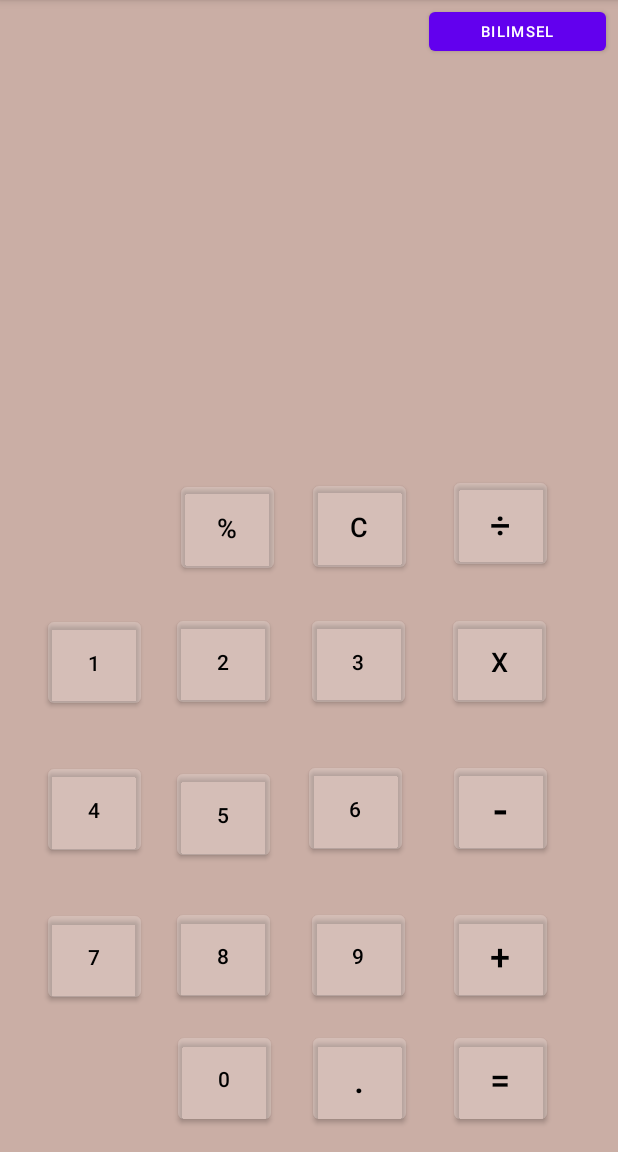
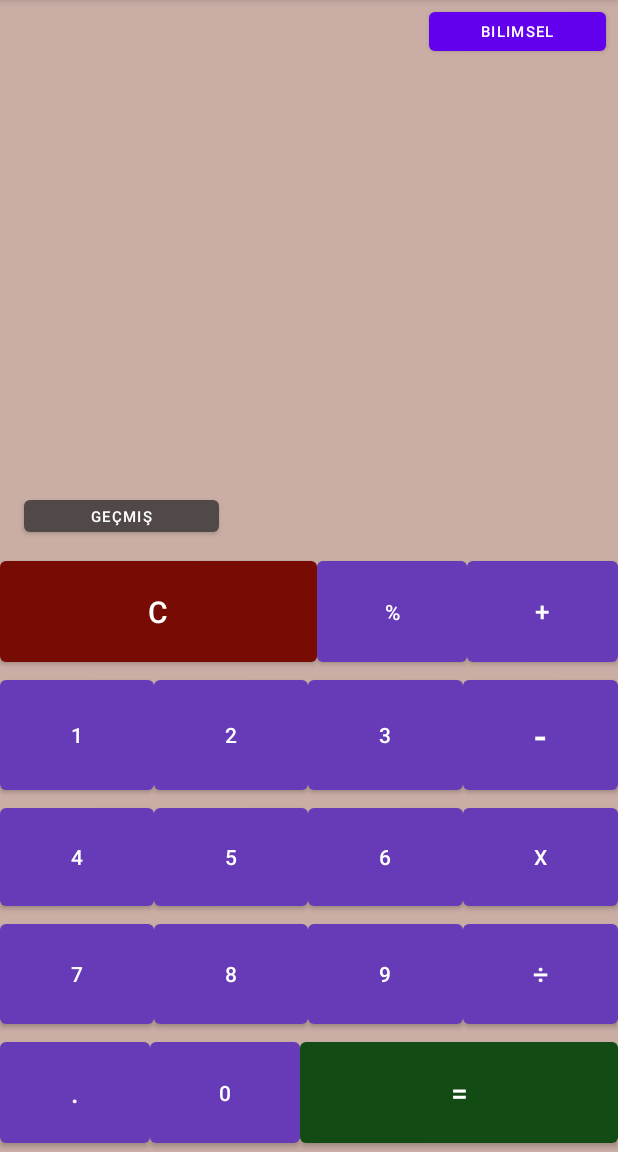
Before and after one commit to KorayHamsioglu/HesapMakinesi, an Android app: the screen it shows after launch (MainActivity), on a phone screen of 412 x 824 dp, the part 84-1236 px from its top. Run offline under Robolectric (Android 15) with nearby library versions, the phone set to English and light mode, and no system bars.

Commit message:
bilimsel kısım eklendi,işlem geçmişi eklendi. Düzenlemeler yapıldı.

```diff
--- a/app/src/main/java/com/example/hesapmakinesi/Bilimsel.java
+++ b/app/src/main/java/com/example/hesapmakinesi/Bilimsel.java
@@ -7,6 +7,7 @@ import android.os.Bundle;
 import android.view.View;
 import android.widget.Button;
 import android.widget.TextView;
+import android.widget.Toast;
 
 
 import org.mariuszgromada.math.mxparser.Expression;
@@ -67,6 +68,7 @@ public class Bilimsel extends AppCompatActivity {
             public void onClick(View view) {
                 Intent intent=new Intent(Bilimsel.this,MainActivity.class);
                 startActivity(intent);
+                finish();
             }
         });
 
@@ -324,6 +326,9 @@ public class Bilimsel extends AppCompatActivity {
 
 
                textView2.setText(sonuc);
+                if(sonuc.equals("NaN")){
+                    Toast.makeText(Bilimsel.this,"Hatalı İşlem",Toast.LENGTH_SHORT).show();
+                }
             }
         });
 
@@ -336,6 +341,7 @@ public class Bilimsel extends AppCompatActivity {
                 intent.putExtra("aktar",str);
                 intent.putExtra("tarihaktar",tarih);
                 startActivity(intent);
+
             }
         });
 
--- a/app/src/main/java/com/example/hesapmakinesi/MainActivity.java
+++ b/app/src/main/java/com/example/hesapmakinesi/MainActivity.java
@@ -7,14 +7,23 @@ import android.os.Bundle;
 import android.view.View;
 import android.widget.Button;
 import android.widget.TextView;
+import android.widget.Toast;
 
+import org.mariuszgromada.math.mxparser.Expression;
 import org.mozilla.javascript.Context;
 import org.mozilla.javascript.Scriptable;
 
+import java.text.SimpleDateFormat;
+import java.util.Calendar;
+import java.util.Date;
+
 public class MainActivity extends AppCompatActivity {
-    private Button buttonMod,buttonGecis,button1,button2,button3,button4,button5,button6,button7,button8,button9,button0,buttonCarpma,buttonCıkarma,buttonBolme,buttonToplama,buttonVirgul,buttonHesapla,buttonTemizle;
+    private Button btnGecmis2,buttonMod,buttonGecis,button1,button2,button3,button4,button5,button6,button7,button8,button9,button0,buttonCarpma,buttonCıkarma,buttonBolme,buttonToplama,buttonVirgul,buttonHesapla,buttonTemizle;
     private TextView textView;
     private String oldText;
+    private String sonuc;
+    private String[] str=new String[20];
+    private String[] tarih=new String[20];
 
     @Override
     protected void onCreate(Bundle savedInstanceState) {
@@ -40,6 +49,7 @@ public class MainActivity extends AppCompatActivity {
         buttonGecis=findViewById(R.id.buttonGecis);
         buttonMod=findViewById(R.id.buttonMod);
         textView=findViewById(R.id.textView);
+        btnGecmis2=findViewById(R.id.btnGecmis2);
 
         buttonTemizle.setOnClickListener(new View.OnClickListener() {
             @Override
@@ -183,13 +193,25 @@ public class MainActivity extends AppCompatActivity {
                 oldText=textView.getText().toString();
                 oldText=oldText.replaceAll("x","*");
                 oldText=oldText.replaceAll("÷","/");
+                Expression expression=new Expression(oldText);
+                Date currentTime= Calendar.getInstance().getTime();
+                SimpleDateFormat formatter=new SimpleDateFormat("dd.MM.yyyy");
+                String date=formatter.format(currentTime);
+                sonuc=String.valueOf(expression.calculate());
+                int i;
+                for(i=0;i<15;i++){
+                    if (str[i]==null){
+                        str[i]=oldText+"="+sonuc;
+                        tarih[i]=date;
+                        i=15;
+                    }
+                }
 
-                Context rhino=Context.enter();
-                rhino.setOptimizationLevel(-1);
-                String sonuc="";
-                Scriptable scriptable=rhino.initStandardObjects();
-                sonuc= rhino.evaluateString(scriptable,oldText,"JavaScript",1,null).toString();
+
                 textView.setText(sonuc);
+                if(sonuc.equals("NaN")){
+                    Toast.makeText(MainActivity.this,"Hatalı İşlem",Toast.LENGTH_SHORT).show();
+                }
             }
         });
 
@@ -197,6 +219,21 @@ public class MainActivity extends AppCompatActivity {
             @Override
             public void onClick(View view) {
                 Intent intent=new Intent(MainActivity.this,Bilimsel.class);
+
+                startActivity(intent);
+                finish();
+
+            }
+        });
+
+        btnGecmis2.setOnClickListener(new View.OnClickListener() {
+            @Override
+            public void onClick(View view) {
+
+                Intent intent=new Intent(MainActivity.this,Gecmis.class);
+
+                intent.putExtra("aktar",str);
+                intent.putExtra("tarihaktar",tarih);
                 startActivity(intent);
 
             }
--- a/app/src/main/res/layout/activity_main.xml
+++ b/app/src/main/res/layout/activity_main.xml
@@ -8,275 +8,219 @@
     tools:context=".MainActivity">
 
     <Button
-        android:id="@+id/button6"
-        android:layout_width="62dp"
-        android:layout_height="66dp"
-        android:layout_marginStart="26dp"
-        android:layout_marginLeft="26dp"
-        android:layout_marginTop="32dp"
-        android:text="6"
-        android:textColor="#000000"
-        app:backgroundTint="#32FFFFFF"
-        app:layout_constraintStart_toEndOf="@+id/button5"
-        app:layout_constraintTop_toBottomOf="@+id/button3" />
+        android:id="@+id/btnGecmis2"
+        android:layout_width="130dp"
+        android:layout_height="33dp"
+        android:layout_marginStart="16dp"
+        android:layout_marginLeft="16dp"
+        android:layout_marginBottom="7dp"
+        android:text="Geçmiş"
+        android:textSize="10sp"
+        app:backgroundTint="#514848"
+        app:layout_constraintBottom_toTopOf="@+id/tableLayout2"
+        app:layout_constraintStart_toStartOf="parent" />
+
+    <TableLayout
+        android:id="@+id/tableLayout2"
+        android:layout_width="0dp"
+        android:layout_height="400dp"
+        app:layout_constraintBottom_toBottomOf="parent"
+        app:layout_constraintEnd_toEndOf="parent"
+        app:layout_constraintHorizontal_bias="0.0"
+        app:layout_constraintStart_toStartOf="parent">
+
+        <TableRow
+            android:layout_width="match_parent"
+            android:layout_height="match_parent"
+            android:layout_weight="1">
+
+            <Button
+                android:id="@+id/buttonTemizle"
+                android:layout_width="wrap_content"
+                android:layout_height="match_parent"
+                android:layout_weight="10"
+                android:text="c"
+                android:textSize="20sp"
+                app:backgroundTint="#780C04" />
+
+            <Button
+                android:id="@+id/buttonMod"
+                android:layout_width="wrap_content"
+                android:layout_height="match_parent"
+                android:layout_weight="1"
+                android:text="%"
+                app:backgroundTint="#673AB7" />
+
+            <Button
+                android:id="@+id/buttonToplama"
+                android:layout_width="wrap_content"
+                android:layout_height="match_parent"
+                android:layout_weight="1"
+                android:text="+"
+                android:textSize="17dp"
+                app:backgroundTint="#673AB7" />
+
+        </TableRow>
+
+        <TableRow
+            android:layout_width="match_parent"
+            android:layout_height="match_parent"
+            android:layout_weight="1">
+
+            <Button
+                android:id="@+id/button1"
+                android:layout_width="match_parent"
+                android:layout_height="match_parent"
+                android:layout_weight="1"
+                android:text="1"
+                app:backgroundTint="#673AB7" />
+
+            <Button
+                android:id="@+id/button2"
+                android:layout_width="match_parent"
+                android:layout_height="match_parent"
+                android:layout_weight="1"
+                android:text="2"
+                app:backgroundTint="#673AB7" />
+
+            <Button
+                android:id="@+id/button3"
+                android:layout_width="match_parent"
+                android:layout_height="match_parent"
+                android:layout_weight="1"
+                android:text="3"
+                app:backgroundTint="#673AB7" />
+
+            <Button
+                android:id="@+id/buttonCıkarma"
+                android:layout_width="match_parent"
+                android:layout_height="match_parent"
+                android:layout_weight="1"
+                android:text="-"
+                android:textSize="25sp"
+                app:backgroundTint="#673AB7" />
+        </TableRow>
+
+        <TableRow
+            android:layout_width="match_parent"
+            android:layout_height="match_parent"
+            android:layout_weight="1">
+
+            <Button
+                android:id="@+id/button4"
+                android:layout_width="wrap_content"
+                android:layout_height="match_parent"
+                android:layout_weight="1"
+                android:text="4"
+                app:backgroundTint="#673AB7" />
 
             <Button
                 android:id="@+id/button5"
-        android:layout_width="62dp"
-        android:layout_height="66dp"
-        android:layout_marginStart="24dp"
-        android:layout_marginLeft="24dp"
-        android:layout_marginBottom="28dp"
+                android:layout_width="wrap_content"
+                android:layout_height="match_parent"
+                android:layout_weight="1"
                 android:text="5"
-        android:textColor="#000000"
-        app:backgroundTint="#32FFFFFF"
-        app:layout_constraintBottom_toTopOf="@+id/button8"
-        app:layout_constraintStart_toEndOf="@+id/button4" />
+                app:backgroundTint="#673AB7" />
 
             <Button
-        android:id="@+id/button4"
-        android:layout_width="62dp"
-        android:layout_height="66dp"
-        android:layout_marginStart="32dp"
-        android:layout_marginLeft="32dp"
-        android:layout_marginTop="32dp"
-        android:text="4"
-        android:textColor="#000000"
-        app:backgroundTint="#32FFFFFF"
-        app:iconTint="#FFFFFF"
-        app:layout_constraintStart_toStartOf="parent"
-        app:layout_constraintTop_toBottomOf="@+id/button1" />
+                android:id="@+id/button6"
+                android:layout_width="wrap_content"
+                android:layout_height="match_parent"
+                android:layout_weight="1"
+                android:text="6"
+                app:backgroundTint="#673AB7" />
 
             <Button
-        android:id="@+id/button3"
-        android:layout_width="62dp"
-        android:layout_height="66dp"
-        android:layout_marginStart="28dp"
-        android:layout_marginLeft="28dp"
-        android:layout_marginBottom="32dp"
-        android:text="3"
-        android:textColor="#000000"
-        app:backgroundTint="#32FFFFFF"
-        app:layout_constraintBottom_toTopOf="@+id/button6"
-        app:layout_constraintStart_toEndOf="@+id/button2" />
+                android:id="@+id/buttonCarpma"
+                android:layout_width="wrap_content"
+                android:layout_height="match_parent"
+                android:layout_weight="1"
+                android:text="x"
+                app:backgroundTint="#673AB7" />
+        </TableRow>
+
+        <TableRow
+            android:layout_width="match_parent"
+            android:layout_height="match_parent"
+            android:layout_weight="1">
 
             <Button
-        android:id="@+id/button1"
-        android:layout_width="62dp"
-        android:layout_height="66dp"
-        android:layout_marginStart="32dp"
-        android:layout_marginLeft="32dp"
-        android:layout_marginEnd="24dp"
-        android:layout_marginRight="24dp"
-        android:layout_marginBottom="32dp"
-        android:text="1"
-        android:textColor="#000000"
-        app:backgroundTint="#32FFFFFF"
-        app:iconTint="#FFFFFF"
-        app:layout_constraintBottom_toTopOf="@+id/button4"
-        app:layout_constraintEnd_toStartOf="@+id/button2"
-        app:layout_constraintStart_toStartOf="parent" />
+                android:id="@+id/button7"
+                android:layout_width="wrap_content"
+                android:layout_height="match_parent"
+                android:layout_weight="1"
+                android:text="7"
+                app:backgroundTint="#673AB7" />
 
             <Button
-        android:id="@+id/button2"
-        android:layout_width="62dp"
-        android:layout_height="66dp"
-        android:layout_marginStart="24dp"
-        android:layout_marginLeft="24dp"
-        android:layout_marginBottom="36dp"
-        android:text="2"
-        android:textColor="#000000"
-        app:backgroundTint="#32FFFFFF"
-        app:layout_constraintBottom_toTopOf="@+id/button5"
-        app:layout_constraintStart_toEndOf="@+id/button1" />
+                android:id="@+id/button8"
+                android:layout_width="wrap_content"
+                android:layout_height="match_parent"
+                android:layout_weight="1"
+                android:text="8"
+                app:backgroundTint="#673AB7" />
+
+            <Button
+                android:id="@+id/button9"
+                android:layout_width="wrap_content"
+                android:layout_height="match_parent"
+                android:layout_weight="1"
+                android:text="9"
+                app:backgroundTint="#673AB7" />
+
+            <Button
+                android:id="@+id/buttonBolme"
+                android:layout_width="wrap_content"
+                android:layout_height="match_parent"
+                android:layout_weight="1"
+                android:text="÷"
+                android:textSize="18sp"
+                app:backgroundTint="#673AB7" />
+        </TableRow>
+
+        <TableRow
+            android:layout_width="match_parent"
+            android:layout_height="match_parent"
+            android:layout_weight="1">
 
             <Button
                 android:id="@+id/buttonVirgul"
-        android:layout_width="62dp"
-        android:layout_height="66dp"
-        android:layout_marginTop="16dp"
-        android:layout_marginEnd="32dp"
-        android:layout_marginRight="32dp"
-        android:layout_marginBottom="16dp"
+                android:layout_width="wrap_content"
+                android:layout_height="match_parent"
+                android:layout_weight="1"
                 android:text="."
-        android:textColor="#000000"
-        android:textSize="24sp"
-        app:backgroundTint="#32FFFFFF"
-        app:layout_constraintBottom_toBottomOf="parent"
-        app:layout_constraintEnd_toStartOf="@+id/buttonHesapla"
-        app:layout_constraintTop_toBottomOf="@+id/button9"
-        app:layout_constraintVertical_bias="1.0" />
+                android:textSize="18sp"
+                app:backgroundTint="#673AB7" />
 
             <Button
                 android:id="@+id/button0"
-        android:layout_width="62dp"
-        android:layout_height="66dp"
-        android:layout_marginEnd="28dp"
-        android:layout_marginRight="28dp"
-        android:layout_marginBottom="16dp"
+                android:layout_width="50dp"
+                android:layout_height="match_parent"
+                android:layout_weight="1"
                 android:text="0"
-        android:textColor="#000000"
-        app:backgroundTint="#32FFFFFF"
-        app:layout_constraintBottom_toBottomOf="parent"
-        app:layout_constraintEnd_toStartOf="@+id/buttonVirgul" />
-
-    <Button
-        android:id="@+id/buttonCarpma"
-        android:layout_width="62dp"
-        android:layout_height="66dp"
-        android:layout_marginStart="32dp"
-        android:layout_marginLeft="32dp"
-        android:layout_marginEnd="32dp"
-        android:layout_marginRight="32dp"
-        android:layout_marginBottom="32dp"
-        android:text="x"
-        android:textColor="#000000"
-        android:textSize="18sp"
-        app:backgroundTint="#32FFFFFF"
-        app:layout_constraintBottom_toTopOf="@+id/buttonCıkarma"
-        app:layout_constraintEnd_toEndOf="parent"
-        app:layout_constraintHorizontal_bias="0.0"
-        app:layout_constraintStart_toEndOf="@+id/button3" />
-
-    <Button
-        android:id="@+id/buttonCıkarma"
-        android:layout_width="62dp"
-        android:layout_height="66dp"
-        android:layout_marginEnd="47dp"
-        android:layout_marginRight="47dp"
-        android:layout_marginBottom="32dp"
-        android:text="-"
-        android:textColor="#000000"
-        android:textSize="30sp"
-        app:backgroundTint="#32FFFFFF"
-        app:layout_constraintBottom_toTopOf="@+id/buttonToplama"
-        app:layout_constraintEnd_toEndOf="parent" />
-
-    <Button
-        android:id="@+id/buttonBolme"
-        android:layout_width="62dp"
-        android:layout_height="66dp"
-        android:layout_marginEnd="47dp"
-        android:layout_marginRight="47dp"
-        android:layout_marginBottom="26dp"
-        android:text="÷"
-        android:textColor="#000000"
-        android:textSize="24sp"
-        app:backgroundTint="#32FFFFFF"
-        app:layout_constraintBottom_toTopOf="@+id/buttonCarpma"
-        app:layout_constraintEnd_toEndOf="parent" />
-
-    <Button
-        android:id="@+id/buttonTemizle"
-        android:layout_width="62dp"
-        android:layout_height="66dp"
-        android:layout_marginEnd="32dp"
-        android:layout_marginRight="32dp"
-        android:layout_marginBottom="24dp"
-        android:text="C"
-        android:textColor="#000000"
-        android:textSize="18sp"
-        app:backgroundTint="#32FFFFFF"
-        app:layout_constraintBottom_toTopOf="@+id/button3"
-        app:layout_constraintEnd_toStartOf="@+id/buttonBolme" />
-
-    <Button
-        android:id="@+id/buttonMod"
-        android:layout_width="62dp"
-        android:layout_height="66dp"
-        android:layout_marginEnd="26dp"
-        android:layout_marginRight="26dp"
-        android:layout_marginBottom="23dp"
-        android:text="%"
-        android:textColor="#000000"
-        android:textSize="18sp"
-        app:backgroundTint="#32FFFFFF"
-        app:layout_constraintBottom_toTopOf="@+id/button2"
-        app:layout_constraintEnd_toStartOf="@+id/buttonTemizle" />
+                app:backgroundTint="#673AB7" />
 
             <Button
                 android:id="@+id/buttonHesapla"
-        android:layout_width="62dp"
-        android:layout_height="66dp"
-        android:layout_marginEnd="47dp"
-        android:layout_marginRight="47dp"
-        android:layout_marginBottom="16dp"
+                android:layout_width="wrap_content"
+                android:layout_height="match_parent"
+                android:layout_weight="10"
                 android:text="="
-        android:textColor="#000000"
-        android:textSize="24sp"
-        app:backgroundTint="#32FFFFFF"
-        app:layout_constraintBottom_toBottomOf="parent"
-        app:layout_constraintEnd_toEndOf="parent" />
-
-    <Button
-        android:id="@+id/buttonToplama"
-        android:layout_width="62dp"
-        android:layout_height="66dp"
-        android:layout_marginEnd="47dp"
-        android:layout_marginRight="47dp"
-        android:layout_marginBottom="16dp"
-        android:text="+"
-        android:textColor="#000000"
-        android:textSize="24sp"
-        app:backgroundTint="#32FFFFFF"
-        app:layout_constraintBottom_toTopOf="@+id/buttonHesapla"
-        app:layout_constraintEnd_toEndOf="parent" />
-
-    <Button
-        android:id="@+id/button9"
-        android:layout_width="62dp"
-        android:layout_height="66dp"
-        android:layout_marginStart="28dp"
-        android:layout_marginLeft="28dp"
-        android:layout_marginTop="32dp"
-        android:text="9"
-        android:textColor="#000000"
-        app:backgroundTint="#32FFFFFF"
-        app:layout_constraintStart_toEndOf="@+id/button8"
-        app:layout_constraintTop_toBottomOf="@+id/button6" />
-
-    <Button
-        android:id="@+id/button8"
-        android:layout_width="62dp"
-        android:layout_height="66dp"
-        android:layout_marginStart="24dp"
-        android:layout_marginLeft="24dp"
-        android:layout_marginBottom="16dp"
-        android:text="8"
-        android:textColor="#000000"
-        app:backgroundTint="#32FFFFFF"
-        app:layout_constraintBottom_toTopOf="@+id/button0"
-        app:layout_constraintStart_toEndOf="@+id/button7" />
-
-    <Button
-        android:id="@+id/button7"
-        android:layout_width="62dp"
-        android:layout_height="66dp"
-        android:layout_marginStart="32dp"
-        android:layout_marginLeft="32dp"
-        android:layout_marginTop="32dp"
-        android:layout_marginBottom="97dp"
-        android:text="7"
-        android:textColor="#000000"
-        app:backgroundTint="#32FFFFFF"
-        app:layout_constraintBottom_toBottomOf="parent"
-        app:layout_constraintStart_toStartOf="parent"
-        app:layout_constraintTop_toBottomOf="@+id/button4" />
+                android:textSize="20sp"
+                app:backgroundTint="#124C14" />
+        </TableRow>
+    </TableLayout>
 
     <TextView
         android:id="@+id/textView"
-        android:layout_width="196dp"
-        android:layout_height="45dp"
-        android:layout_marginStart="106dp"
-        android:layout_marginLeft="106dp"
-        android:layout_marginTop="68dp"
-        android:layout_marginEnd="109dp"
-        android:layout_marginRight="109dp"
+        android:layout_width="410dp"
+        android:layout_height="38dp"
+        android:layout_marginBottom="50dp"
         android:textSize="20sp"
+        app:layout_constraintBottom_toTopOf="@+id/tableLayout2"
         app:layout_constraintEnd_toEndOf="parent"
-        app:layout_constraintHorizontal_bias="0.5"
-        app:layout_constraintStart_toStartOf="parent"
-        app:layout_constraintTop_toTopOf="parent" />
+        app:layout_constraintHorizontal_bias="1.0"
+        app:layout_constraintStart_toStartOf="parent" />
 
     <Button
         android:id="@+id/buttonGecis"
```
Lines whose indentation alone changed are shown as unchanged.
